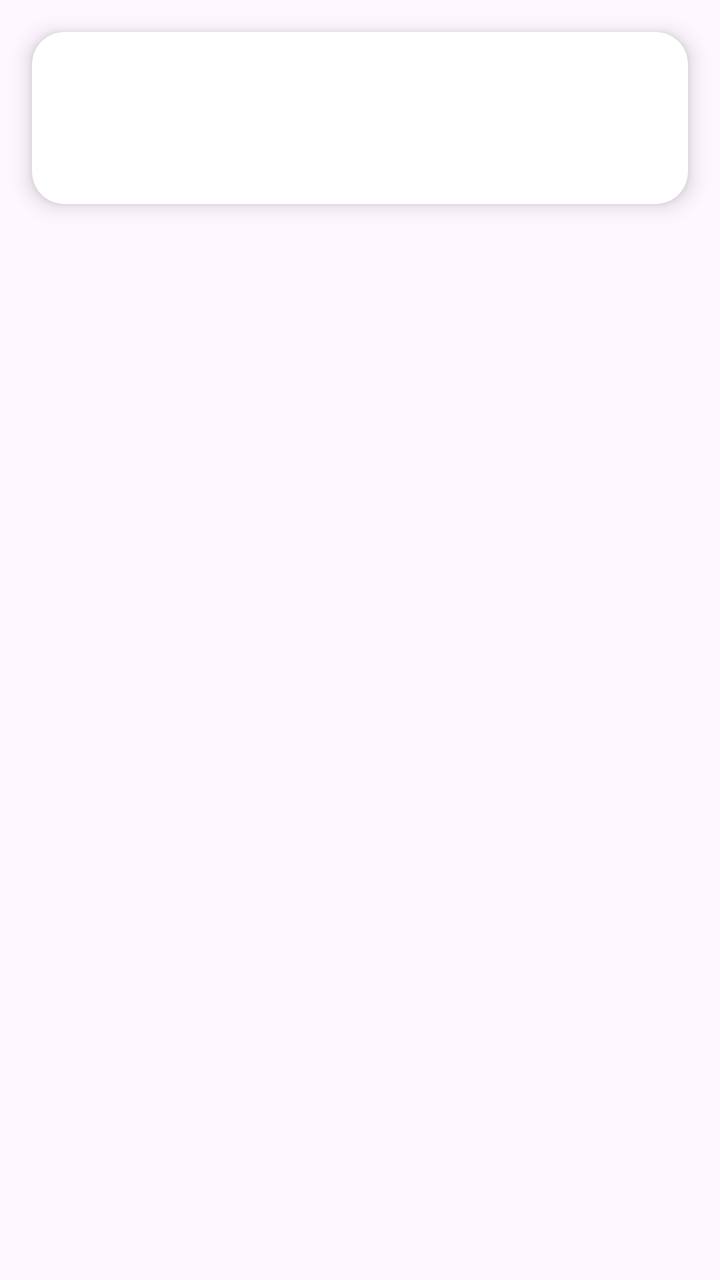
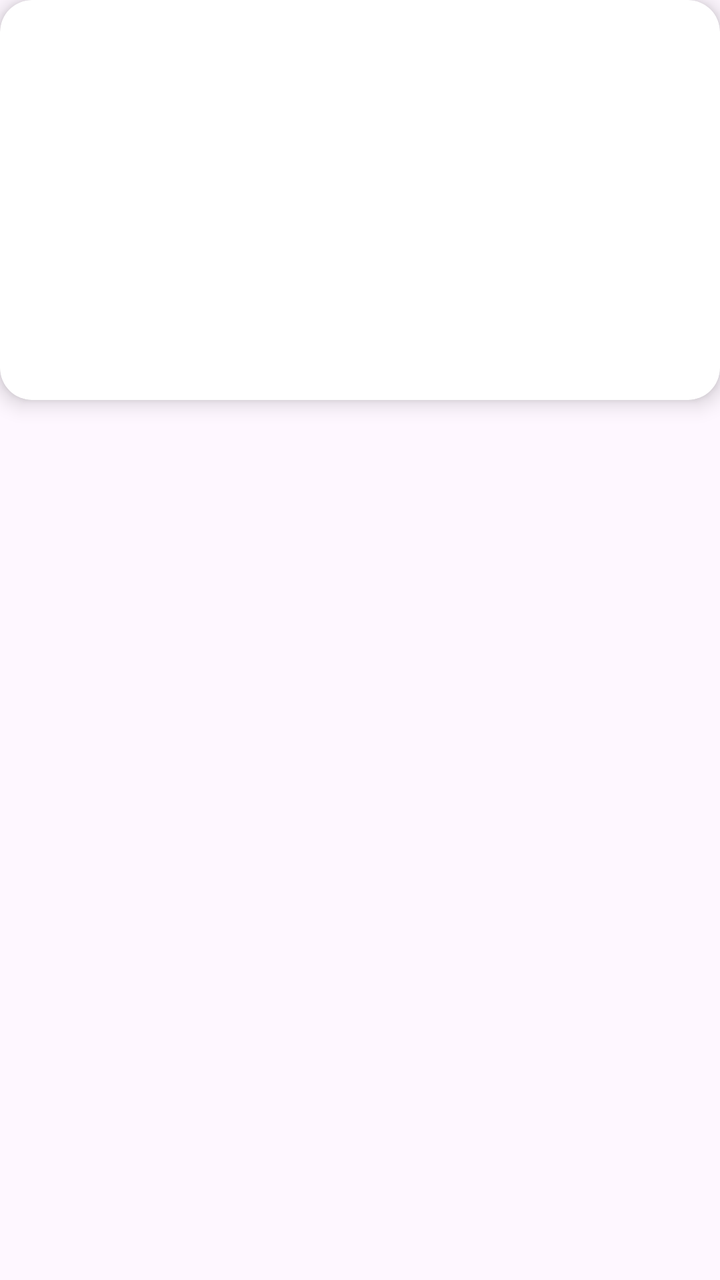

Screens rendered from an Android XML layout before and after an edit, with the pre-edit source and the edit as a unified diff.
<!-- AndroidManifest.xml: application theme Theme.Travel_notes_mobile -->
<!-- res/layout/note_layout.xml -->
<?xml version="1.0" encoding="utf-8"?>
<LinearLayout xmlns:android="http://schemas.android.com/apk/res/android"
    android:layout_width="match_parent"
    android:layout_height="match_parent"
    xmlns:app="http://schemas.android.com/apk/res-auto">

    <androidx.cardview.widget.CardView
        android:layout_width="match_parent"
        android:layout_height="wrap_content"
        android:layout_margin="16dp"
        android:padding="12dp"
        app:cardCornerRadius="16dp"
        app:cardElevation="6dp"
        app:cardBackgroundColor="@color/white">

        <LinearLayout
            android:layout_width="match_parent"
            android:layout_height="wrap_content"
            android:orientation="vertical"
            android:padding="12dp">

            <TextView
                android:id="@+id/title"
                android:layout_width="match_parent"
                android:layout_height="wrap_content"
                android:textSize="24sp"
                android:textStyle="bold"
                android:textAlignment="center"
                android:textColor="@color/text"
                android:paddingBottom="8dp"/>

            <TextView
                android:id="@+id/content"
                android:layout_width="match_parent"
                android:layout_height="wrap_content"
                android:textSize="16sp"
                android:lineSpacingExtra="4dp"
                android:textColor="@color/text"/>

        </LinearLayout>

    </androidx.cardview.widget.CardView>


</LinearLayout>
<!-- resources referenced by this layout -->
<resources>
  <color name="text">#1E2328</color>
  <color name="white">#FFFFFF</color>
  <style name="Theme.Travel_notes_mobile" parent="Base.Theme.Travel_notes_mobile" />
  <style name="Base.Theme.Travel_notes_mobile" parent="Theme.Material3.DayNight.NoActionBar">
          
          
      </style>
</resources>

<!-- the commit's change to res/layout/note_layout.xml (unified diff, before → after) -->
@@ -6,8 +6,7 @@
 
     <androidx.cardview.widget.CardView
         android:layout_width="match_parent"
-        android:layout_height="wrap_content"
-        android:layout_margin="16dp"
+        android:layout_height="200dp"
         android:padding="12dp"
         app:cardCornerRadius="16dp"
         app:cardElevation="6dp"
@@ -23,19 +22,12 @@
                 android:id="@+id/title"
                 android:layout_width="match_parent"
                 android:layout_height="wrap_content"
-                android:textSize="24sp"
+                android:textSize="40sp"
                 android:textStyle="bold"
                 android:textAlignment="center"
                 android:textColor="@color/text"
-                android:paddingBottom="8dp"/>
+                android:padding="16dp"/>
 
-            <TextView
-                android:id="@+id/content"
-                android:layout_width="match_parent"
-                android:layout_height="wrap_content"
-                android:textSize="16sp"
-                android:lineSpacingExtra="4dp"
-                android:textColor="@color/text"/>
 
         </LinearLayout>
 
